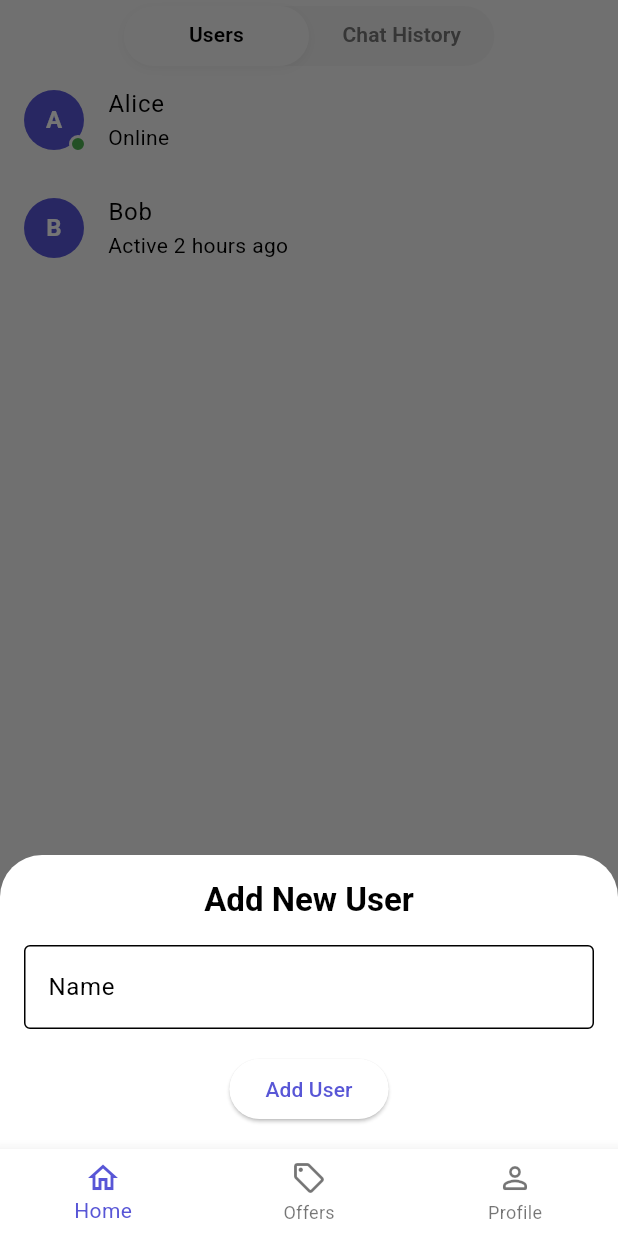
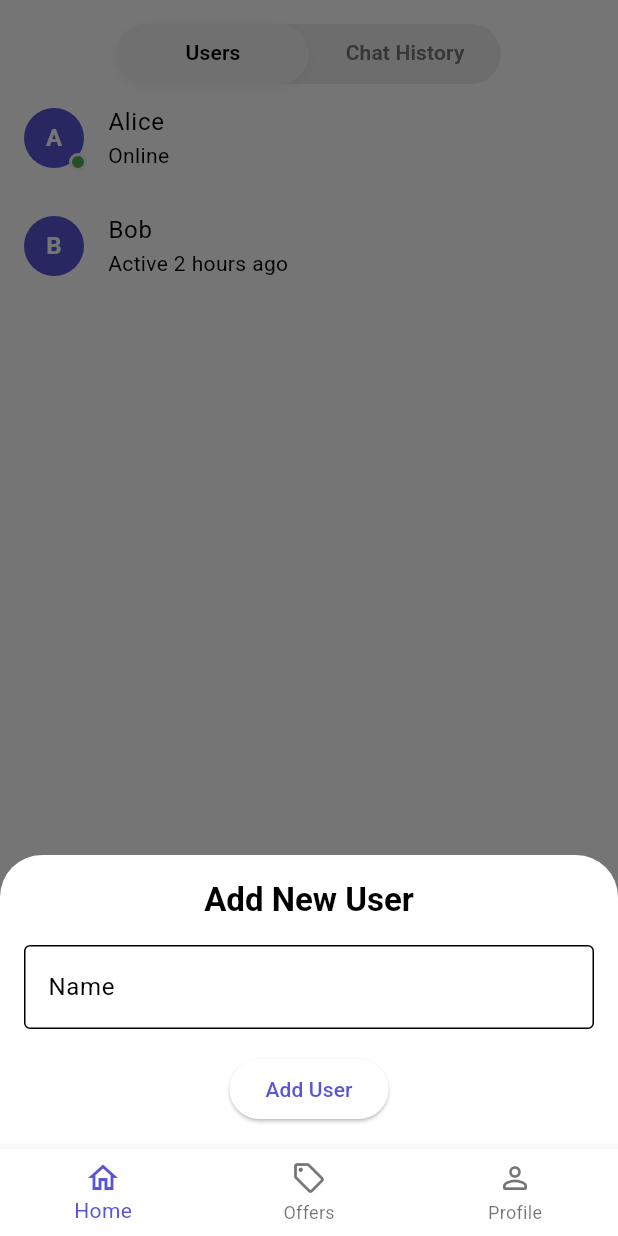
Before and after one commit to ab-irami/flutter_mysivi_chat_app, a Flutter app: the screen it shows after launch, after a tap on the "add" icon, on a phone screen of 412 x 824 dp. Run offline on Flutter 3.47's test engine with Material 3 defaults, Android fonts, the phone set to English and light mode, and no system bars; our stand-ins replace flutter_bloc, go_router.

Commit message:
feat: update UI components to use responsive design, adjust splash screen delay, and improve padding in chat and user tabs

```diff
--- /dev/null
+++ b/devtools_options.yaml
@@ -0,0 +1,3 @@
+description: This file stores settings for Dart & Flutter DevTools.
+documentation: https://docs.flutter.dev/tools/devtools/extensions#configure-extension-enablement-states
+extensions:
--- a/lib/core/extensions/context_extension.dart
+++ b/lib/core/extensions/context_extension.dart
@@ -60,7 +60,7 @@ extension ContextExtension on BuildContext {
             : null,
         duration: isPinned ?? false
             ? const Duration(days: 1)
-            : const Duration(seconds: 4),
+            : const Duration(seconds: 3),
         backgroundColor: (isError ?? false)
             ? Colors.redAccent
             : color ?? AppColors.primary,
--- a/lib/core/widgets/online_indicator.dart
+++ b/lib/core/widgets/online_indicator.dart
@@ -1,5 +1,6 @@
 import 'package:flutter/material.dart';
 import 'package:flutter_mysivi_chat_app/core/extensions/context_extension.dart';
+import 'package:flutter_mysivi_chat_app/core/utils/responsive.dart';
 
 class OnlineIndicatorAvatar extends StatelessWidget {
   final String letter;
@@ -19,7 +20,7 @@ class OnlineIndicatorAvatar extends StatelessWidget {
       clipBehavior: Clip.none,
       children: [
         CircleAvatar(
-          radius: size / 2,
+          radius: Responsive.w(size) / 2,
           child: Text(
             letter,
             style: context.bodyLarge?.copyWith(
@@ -31,17 +32,17 @@ class OnlineIndicatorAvatar extends StatelessWidget {
 
         if (isOnline)
           Positioned(
-            bottom: -2,
-            right: -2,
+            bottom: Responsive.h(-2),
+            right: Responsive.w(-2),
             child: Container(
-              width: size * 0.3,
-              height: size * 0.3,
+              width: Responsive.w(size * 0.3),
+              height: Responsive.w(size * 0.3),
               decoration: BoxDecoration(
                 color: Colors.green,
                 shape: BoxShape.circle,
                 border: Border.all(
                   color: Theme.of(context).scaffoldBackgroundColor,
-                  width: 2,
+                  width: Responsive.w(2),
                 ),
               ),
             ),
--- a/lib/features/home/tabs/chat_history/views/chat_history_tab.dart
+++ b/lib/features/home/tabs/chat_history/views/chat_history_tab.dart
@@ -23,7 +23,7 @@ class ChatHistoryTab extends StatelessWidget {
           }
           if (state is ChatHistoryLoaded) {
             return ListView.builder(
-              key: PageStorageKey("usersListView"),
+              key: PageStorageKey("chatHistoryView"),
               itemCount: state.chatHistories.length,
               itemBuilder: (context, index) {
                 return ListTile(
--- a/lib/features/home/tabs/users/views/users_tab.dart
+++ b/lib/features/home/tabs/users/views/users_tab.dart
@@ -2,6 +2,7 @@ import 'package:flutter/material.dart';
 import 'package:flutter_bloc/flutter_bloc.dart';
 import 'package:flutter_mysivi_chat_app/core/extensions/context_extension.dart';
 import 'package:flutter_mysivi_chat_app/core/extensions/string_extension.dart';
+import 'package:flutter_mysivi_chat_app/core/utils/responsive.dart';
 import 'package:flutter_mysivi_chat_app/core/widgets/online_indicator.dart';
 import 'package:flutter_mysivi_chat_app/features/home/tabs/users/bloc/users_bloc.dart';
 
@@ -44,8 +45,8 @@ class UsersTab extends StatelessWidget {
                 ),
 
                 Positioned(
-                  bottom: 16,
-                  right: 16,
+                  bottom: Responsive.h(16),
+                  right: Responsive.w(16),
                   child: FloatingActionButton(
                     onPressed: () {
                       _buildAddUserBottomSheet(context);
@@ -72,10 +73,10 @@ class UsersTab extends StatelessWidget {
       builder: (sheetContext) {
         return Padding(
           padding: EdgeInsets.only(
-            left: 16,
-            right: 16,
-            top: 16,
-            bottom: MediaQuery.of(context).viewInsets.bottom + 16,
+            left: Responsive.w(16),
+            right: Responsive.w(16),
+            top: Responsive.h(16),
+            bottom: MediaQuery.of(context).viewInsets.bottom + Responsive.h(16),
           ),
           child: Form(
             key: formKey,
@@ -88,7 +89,7 @@ class UsersTab extends StatelessWidget {
                     fontWeight: FontWeight.bold,
                   ),
                 ),
-                const SizedBox(height: 16),
+                SizedBox(height: Responsive.h(16)),
                 TextFormField(
                   controller: nameController,
                   decoration: const InputDecoration(
@@ -104,7 +105,7 @@ class UsersTab extends StatelessWidget {
                   },
                 ),
 
-                const SizedBox(height: 16),
+                SizedBox(height: Responsive.h(16)),
 
                 ElevatedButton(
                   onPressed: () {
--- a/lib/features/home/views/home_page.dart
+++ b/lib/features/home/views/home_page.dart
@@ -3,34 +3,26 @@ import 'package:flutter_mysivi_chat_app/core/themes/app_colors.dart';
 import 'package:flutter_mysivi_chat_app/core/utils/responsive.dart';
 import 'package:flutter_mysivi_chat_app/features/home/tabs/chat_history/views/chat_history_tab.dart';
 import 'package:flutter_mysivi_chat_app/features/home/tabs/users/views/users_tab.dart';
-import 'package:flutter_mysivi_chat_app/core/extensions/context_extension.dart';
 
-class HomePage extends StatefulWidget {
+class HomePage extends StatelessWidget {
   const HomePage({super.key});
 
   @override
-  State<HomePage> createState() => _HomePageState();
-}
+  Widget build(BuildContext context) {
+    return DefaultTabController(
+      length: 2,
+      child: Scaffold(
+        backgroundColor: Colors.white,
 
-class _HomePageState extends State<HomePage> {
-  @override
-  Widget build(BuildContext context) {
-    return SafeArea(
-      child: DefaultTabController(
-        length: 2,
-        child: NestedScrollView(
-          headerSliverBuilder: (widgets, innerBoxIsScrolled) => [
-            SliverPadding(
-              padding: EdgeInsets.symmetric(horizontal: context.width * 0.2),
-              sliver: SliverAppBar(
-                pinned: false,
-                floating: true,
-                snap: true,
-                toolbarHeight: 0,
+        appBar: AppBar(
           elevation: 0,
           backgroundColor: Colors.transparent,
+          toolbarHeight: 0,
+
           bottom: PreferredSize(
-                  preferredSize: Size.fromHeight(Responsive.w(44)),
+            preferredSize: Size.fromHeight(Responsive.w(56)),
+            child: Padding(
+              padding: EdgeInsets.symmetric(horizontal: Responsive.w(78)),
               child: Container(
                 height: Responsive.w(40),
                 decoration: BoxDecoration(
@@ -43,6 +35,7 @@ class _HomePageState extends State<HomePage> {
                   overlayColor: const WidgetStatePropertyAll(
                     Colors.transparent,
                   ),
+
                   indicator: BoxDecoration(
                     color: AppColors.background,
                     borderRadius: BorderRadius.circular(Responsive.w(20)),
@@ -54,9 +47,11 @@ class _HomePageState extends State<HomePage> {
                       ),
                     ],
                   ),
+
                   labelColor: Colors.black,
                   unselectedLabelColor: Colors.grey.shade600,
                   labelStyle: const TextStyle(fontWeight: FontWeight.w600),
+
                   tabs: const [
                     Tab(text: 'Users'),
                     Tab(text: 'Chat History'),
@@ -66,11 +61,10 @@ class _HomePageState extends State<HomePage> {
             ),
           ),
         ),
-          ],
+
         body: const TabBarView(
-            physics: ScrollPhysics(),
+          physics: BouncingScrollPhysics(),
           children: [UsersTab(), ChatHistoryTab()],
-          ),
         ),
       ),
     );
--- a/lib/features/splash/views/splash_page.dart
+++ b/lib/features/splash/views/splash_page.dart
@@ -1,5 +1,6 @@
 import 'package:flutter/material.dart';
 import 'package:flutter_mysivi_chat_app/app/router/app_routes.dart';
+import 'package:flutter_mysivi_chat_app/core/utils/responsive.dart';
 import 'package:go_router/go_router.dart';
 
 class SplashView extends StatefulWidget {
@@ -18,7 +19,7 @@ class _SplashViewState extends State<SplashView> {
 
   void redirect() {
     WidgetsBinding.instance.addPostFrameCallback((_) async {
-      await Future.delayed(const Duration(seconds: 1));
+      await Future.delayed(const Duration(seconds: 3));
       if (!mounted) return;
       context.goNamed(AppRouteNames.home);
     });
@@ -30,8 +31,8 @@ class _SplashViewState extends State<SplashView> {
       body: Center(
         child: Image.asset(
           "assets/app_logo.png",
-          width: 140,
-          height: 140,
+          width: Responsive.w(140),
+          height: Responsive.h(140),
           fit: BoxFit.contain,
         ),
       ),
```
Also changed, not shown: lib/core/widgets/message_bubble.dart (+12 -11 lines), lib/features/chat/views/chat_page.dart (+9 -8 lines). Lines whose indentation alone changed are shown as unchanged.
